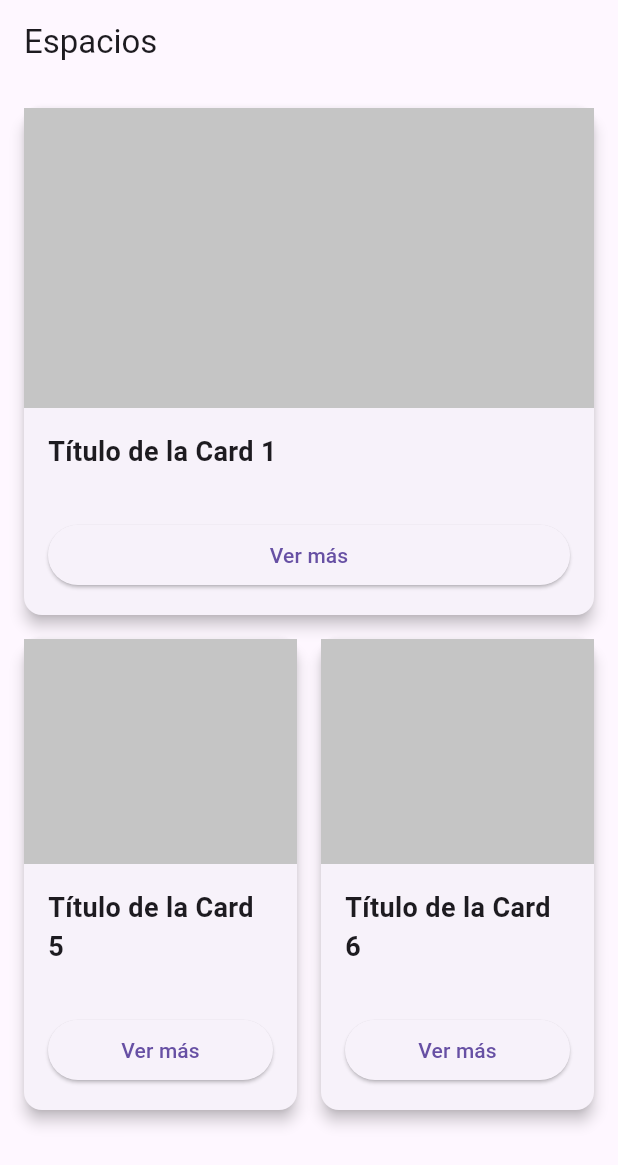
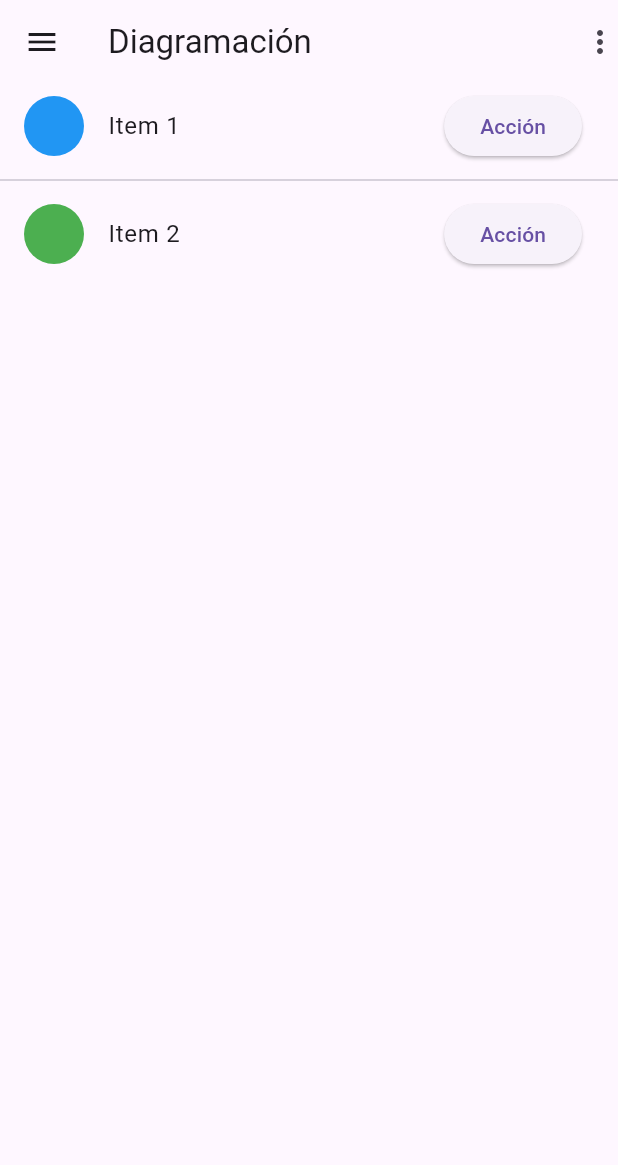
Before and after one commit to julianberry00/flutter_desarrolloapps, a Flutter app: the screen it shows after launch, on a phone screen of 412 x 824 dp. Shown: the top 1165 px of the screen. Run offline on Flutter 3.47's test engine with Material 3 defaults, Android fonts, the phone set to English and light mode, and no system bars.

Commit message:
Update main.dart
doc 03 clase 5 - 28 ago

```diff
--- a/mi_nueva_app_2/lib/main.dart
+++ b/mi_nueva_app_2/lib/main.dart
@@ -7,115 +7,39 @@ void main() {
 class MainApp extends StatelessWidget {
   const MainApp({super.key});
 
-  @override
+ @override
   Widget build(BuildContext context) {
     return MaterialApp(
       home: Scaffold(
         appBar: AppBar(
-          title: const Text('Espacios'),
+          leading: const Icon(Icons.menu),
+          title: const Text('Diagramación'),
+          actions: const [
+            Icon(Icons.more_vert),
+          ],
         ),
         body: ListView(
-          padding: const EdgeInsets.all(16.0),
           children: [
-            // Primer Card
-            Card(
-              elevation: 4.0,
-              margin: const EdgeInsets.only(bottom: 16.0),
-              child: Column(
-                crossAxisAlignment: CrossAxisAlignment.stretch,
-                children: [
-                  Container(
-                    height: 200, // Altura del contenedor dentro de la Card
-                    color: const Color.fromARGB(255, 197, 197, 197), // Color sólido en lugar de imagen
-                    width: double.infinity, // Ancho completo
-                  ),
-                  Container(
-                    padding: const EdgeInsets.all(16.0),
-                    child: const Text(
-                      'Título de la Card 1',
-                      style: TextStyle(fontSize: 18, fontWeight: FontWeight.bold),
-                    ),
-                  ),
-                  Padding(
-                    padding: const EdgeInsets.all(16.0),
-                    child: ElevatedButton(
-                      onPressed: () {
-                        // Acción cuando se presiona el botón
-                      },
-                      child: const Text('Ver más'),
-                    ),
-                  ),
-                ],
+            ListTile(
+              leading: const CircleAvatar(
+                backgroundColor: Colors.blue,
+              ),
+              title: const Text('Item 1'),
+              trailing: ElevatedButton(
+                onPressed: () {},
+                child: const Text('Acción'),
               ),
             ),
-            // Segundo Card con dos filas de Cards
-            Row(
-              children: [
-                Expanded(
-                  child: Card(
-                    elevation: 4.0,
-                    margin: const EdgeInsets.only(right: 8.0, bottom: 16.0),
-                    child: Column(
-                      crossAxisAlignment: CrossAxisAlignment.stretch,
-                      children: [
-                        Container(
-                          height: 150, // Altura del contenedor dentro de la Card
-                          color: const Color.fromARGB(255, 197, 197, 197), // Color sólido en lugar de imagen
-                          width: double.infinity, // Ancho completo dentro del Expanded
-                        ),
-                        Container(
-                          padding: const EdgeInsets.all(16.0),
-                          child: const Text(
-                            'Título de la Card 5',
-                            style: TextStyle(fontSize: 18, fontWeight: FontWeight.bold),
-                          ),
-                        ),
-                        Padding(
-                          padding: const EdgeInsets.all(16.0),
-                          child: ElevatedButton(
-                            onPressed: () {
-                              // Acción cuando se presiona el botón
-                            },
-                            child: const Text('Ver más'),
-                          ),
-                        ),
-                      ],
-                    ),
-                  ),
-                ),
-                Expanded(
-                  child: Card(
-                    elevation: 4.0,
-                    margin: const EdgeInsets.only(left: 8.0, bottom: 16.0),
-                    child: Column(
-                      crossAxisAlignment: CrossAxisAlignment.stretch,
-                      children: [
-                        Container(
-                          height: 150, // Altura del contenedor dentro de la Card
-                          color: const Color.fromARGB(255, 197, 197, 197), // Color sólido en lugar de imagen
-                          width: double.infinity, // Ancho completo dentro del Expanded
-                        ),
-                        Container(
-                          padding: const EdgeInsets.all(16.0),
-                          child: const Text(
-                            'Título de la Card 6',
-                            style: TextStyle(fontSize: 18, fontWeight: FontWeight.bold),
-                          ),
-                        ),
-                        Padding(
-                          padding: const EdgeInsets.all(16.0),
-                          child: ElevatedButton(
-                            onPressed: () {
-                              // Acción cuando se presiona el botón
-                            },
-                            child: const Text('Ver más'),
-                          ),
-                        ),
-                      ],
-                    ),
-                  ),
-                ),
-              ],
+            const Divider(),
+            ListTile(
+              leading: const CircleAvatar(
+                backgroundColor: Colors.green,
+              ),
+              title: const Text('Item 2'),
+              trailing: ElevatedButton(
+                onPressed: () {},
+                child: const Text('Acción'),
+              ),
             ),
           ],
         ),
```
